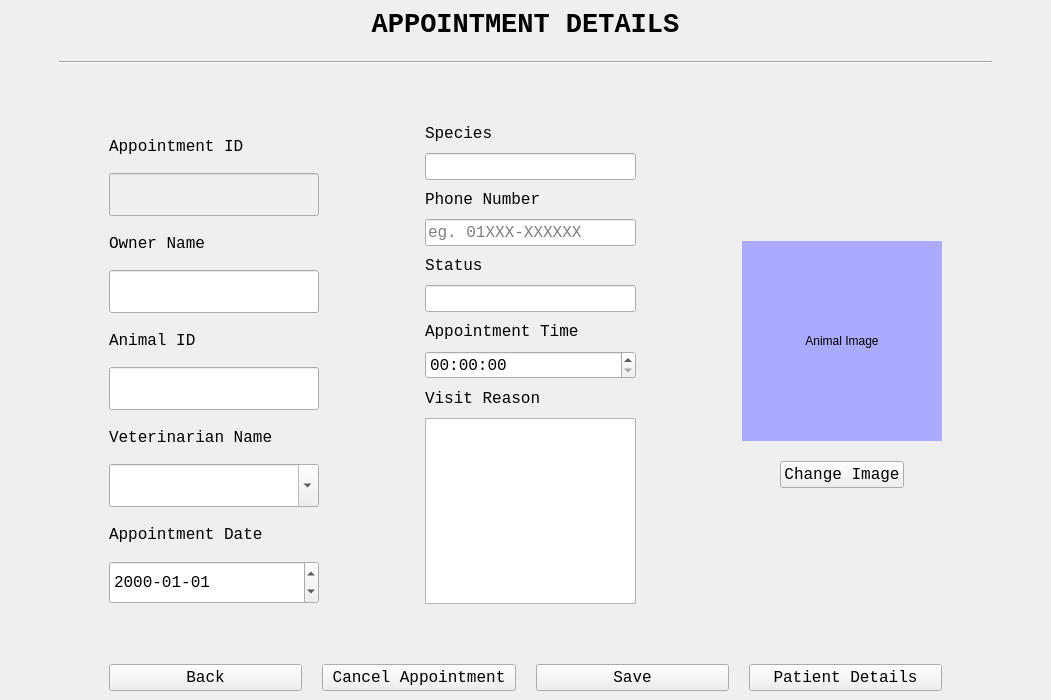
First picture: the form in AppointmentModifyUI.ui, repository ASNaeem/Simple-VCMS, before the edit.
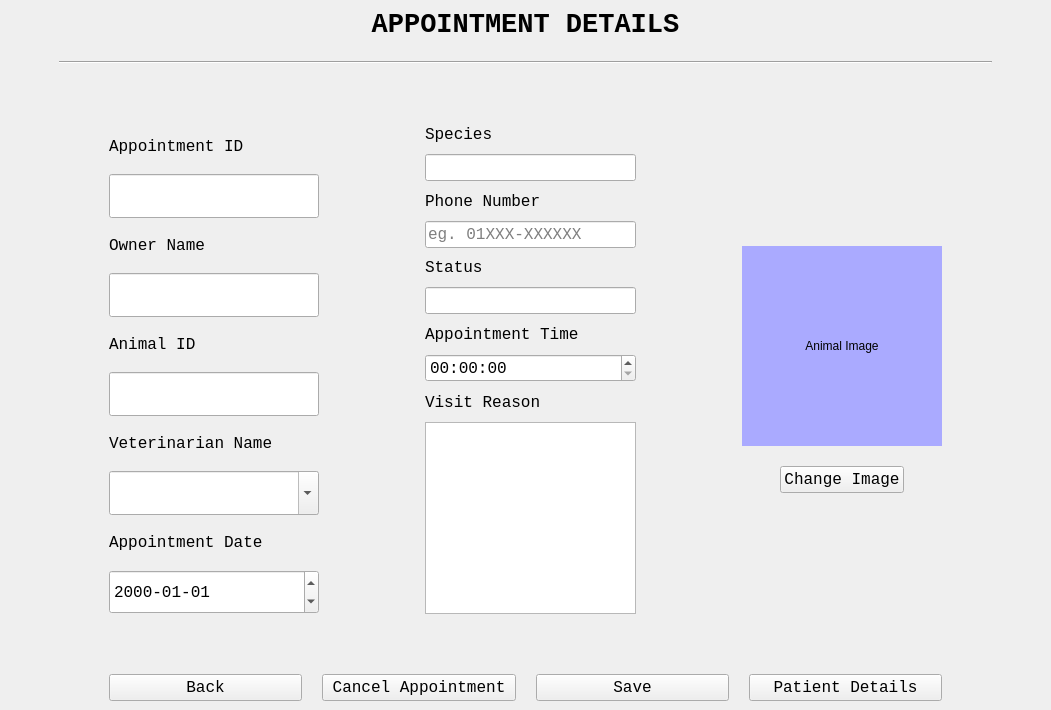
Second picture: the form after the edit.

Commit message: appointment done but update does not work

```diff
--- a/AppointmentModifyUI.ui
+++ b/AppointmentModifyUI.ui
@@ -7,7 +7,7 @@
     <x>0</x>
     <y>0</y>
     <width>1051</width>
-    <height>700</height>
+    <height>710</height>
    </rect>
   </property>
   <property name="windowTitle">
@@ -116,7 +116,7 @@
           <item>
            <widget class="QLineEdit" name="line_apt_id">
             <property name="enabled">
-             <bool>false</bool>
+             <bool>true</bool>
             </property>
             <property name="sizePolicy">
              <sizepolicy hsizetype="Expanding" vsizetype="Expanding">
@@ -130,6 +130,9 @@
               <pointsize>12</pointsize>
              </font>
             </property>
+            <property name="readOnly">
+             <bool>true</bool>
+            </property>
            </widget>
           </item>
           <item>
@@ -168,6 +171,9 @@
               <pointsize>12</pointsize>
              </font>
             </property>
+            <property name="readOnly">
+             <bool>true</bool>
+            </property>
             <property name="placeholderText">
              <string/>
             </property>
@@ -209,6 +215,9 @@
               <pointsize>12</pointsize>
              </font>
             </property>
+            <property name="readOnly">
+             <bool>true</bool>
+            </property>
            </widget>
           </item>
           <item>
@@ -361,6 +370,9 @@
               <pointsize>12</pointsize>
              </font>
             </property>
+            <property name="readOnly">
+             <bool>true</bool>
+            </property>
            </widget>
           </item>
           <item>
@@ -399,6 +411,9 @@
               <pointsize>12</pointsize>
              </font>
             </property>
+            <property name="readOnly">
+             <bool>true</bool>
+            </property>
             <property name="placeholderText">
              <string>eg. 01XXX-XXXXXX</string>
             </property>
```
Left out of the diff: 2 changed lines with no effect on the pictures. The commit also changes 10 other files.
